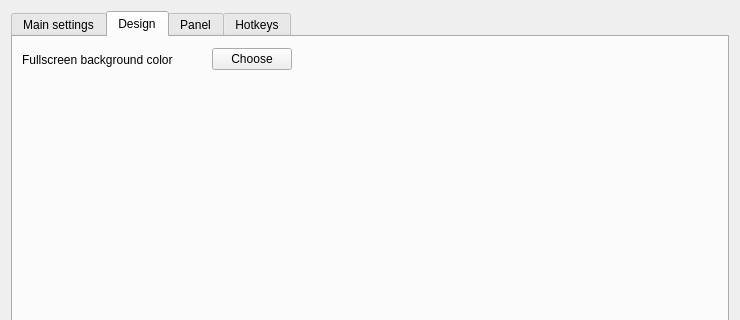
First picture: the form in settings.ui, repository abodnyaUA/qimageviewer, before the edit; both pictures show x 0 to 740 and y 0 to 320 of the 740 by 480 pixel window.
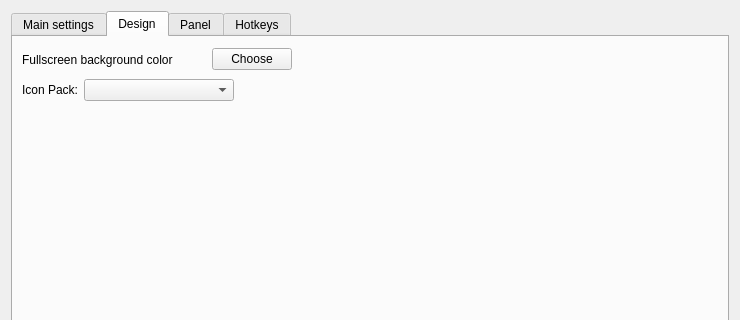
Second picture: the form after the edit. The open tabs and pages were chosen to show the change. Icons and pictures are not drawn.

Patch:
```diff
--- a/settings.ui
+++ b/settings.ui
@@ -277,6 +277,40 @@
          </item>
         </layout>
        </item>
+       <item>
+        <layout class="QHBoxLayout" name="horizontalLayout_10">
+         <item>
+          <widget class="QLabel" name="label_3">
+           <property name="text">
+            <string>Icon Pack:</string>
+           </property>
+          </widget>
+         </item>
+         <item>
+          <widget class="QComboBox" name="iconpackBox">
+           <property name="minimumSize">
+            <size>
+             <width>150</width>
+             <height>0</height>
+            </size>
+           </property>
+          </widget>
+         </item>
+         <item>
+          <spacer name="horizontalSpacer_4">
+           <property name="orientation">
+            <enum>Qt::Horizontal</enum>
+           </property>
+           <property name="sizeHint" stdset="0">
+            <size>
+             <width>40</width>
+             <height>20</height>
+            </size>
+           </property>
+          </spacer>
+         </item>
+        </layout>
+       </item>
        <item>
         <spacer name="verticalSpacer_2">
          <property name="orientation">
```
Left out of the diff: 6 changed lines with no effect on the pictures.
